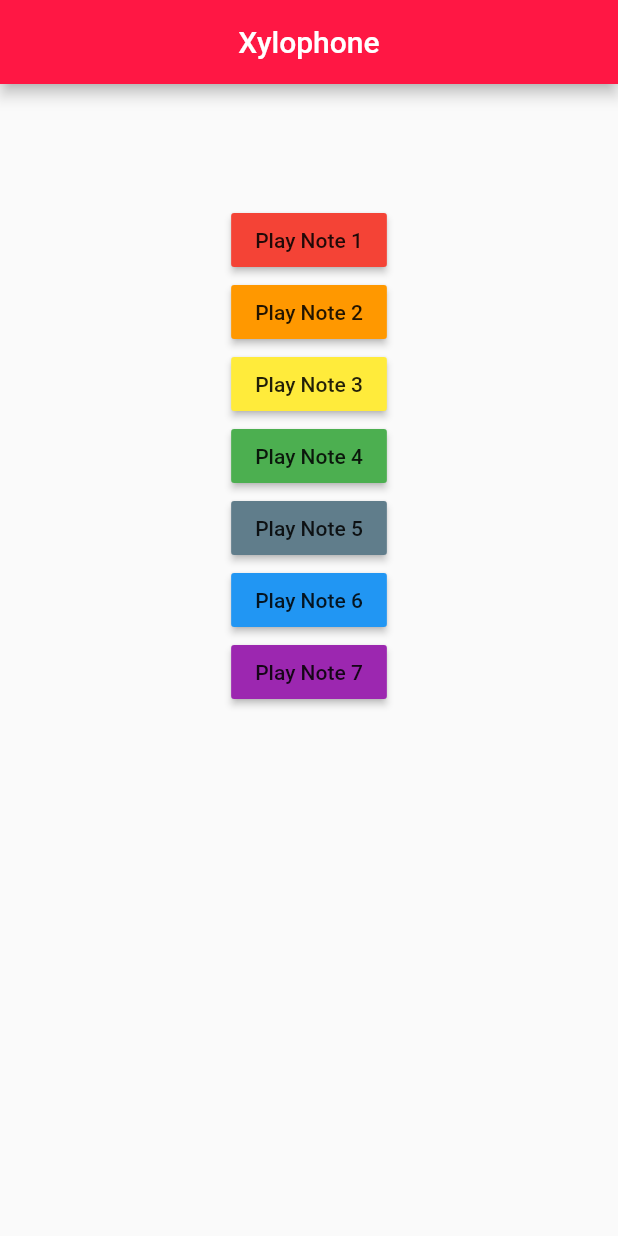
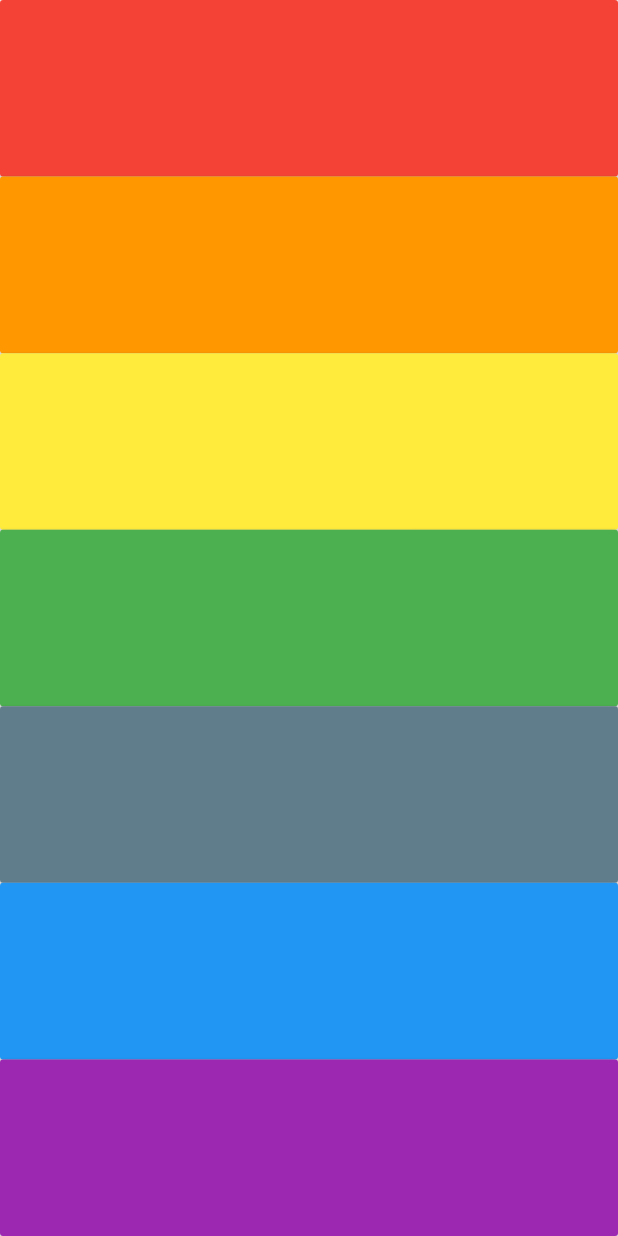
Before and after one commit to anshulkataria4/xylophone-flutter, a Flutter app: the screen it shows after launch, on a phone screen of 412 x 824 dp. Run offline on Flutter 3.47's test engine with Material 2 defaults, Android fonts, the phone set to English and light mode, and no system bars; our stand-ins replace audioplayers.

Commit message:
adding expanded class and cross axis alignment

```diff
--- a/lib/main.dart
+++ b/lib/main.dart
@@ -12,62 +12,67 @@ class XylophoneApp extends StatelessWidget {
   Widget build(BuildContext context) {
     return MaterialApp(
       home: Scaffold(
-        appBar: AppBar(
-          title: Text('Xylophone'),
-          centerTitle: true,
-          backgroundColor: Colors.redAccent[400],
-        ),
         body: SafeArea(
-          child: Center(
-            child: Column(
-              children: <Widget>[
-                Container(
-                  height: 80,
-                ),
-                RaisedButton(
+          child: Column(
+            crossAxisAlignment: CrossAxisAlignment.stretch,
+            children: <Widget>[
+              Expanded(
+                child: RaisedButton(
                   color: Colors.red,
                     onPressed: () {
                       playSound(1);
                     },
-                    child: Text('Play Note 1')),
-                RaisedButton(
+                ),
+              ),
+              Expanded(
+                child: RaisedButton(
                     color: Colors.orange,
                     onPressed: () {
                       playSound(2);
                     },
-                    child: Text('Play Note 2')),
-                RaisedButton(
+                ),
+              ),
+              Expanded(
+                child: RaisedButton(
                     color: Colors.yellow,
                     onPressed: () {
                       playSound(3);
                     },
-                    child: Text('Play Note 3')),
-                RaisedButton(
+                   ),
+              ),
+              Expanded(
+                child: RaisedButton(
                     color: Colors.green,
                     onPressed: () {
                       playSound(4);
                     },
-                    child: Text('Play Note 4')),
-                RaisedButton(
+                    ),
+              ),
+              Expanded(
+                child: RaisedButton(
                     color: Colors.blueGrey,
                     onPressed: () {
                       playSound(5);
                     },
-                    child: Text('Play Note 5')),
-                RaisedButton(
+                    ),
+              ),
+              Expanded(
+                child: RaisedButton(
                     color: Colors.blue,
                     onPressed: () {
                       playSound(6);
                     },
-                    child: Text('Play Note 6')),
-                RaisedButton(
+                   ),
+              ),
+              Expanded(
+                child: RaisedButton(
                     color: Colors.purple,
                     onPressed: () {
                       playSound(7);
                     },
-                    child: Text('Play Note 7')),
-              ],
-            ),
+                    ),
+              ),
+            ],
           ),
         ),
       ),
```
